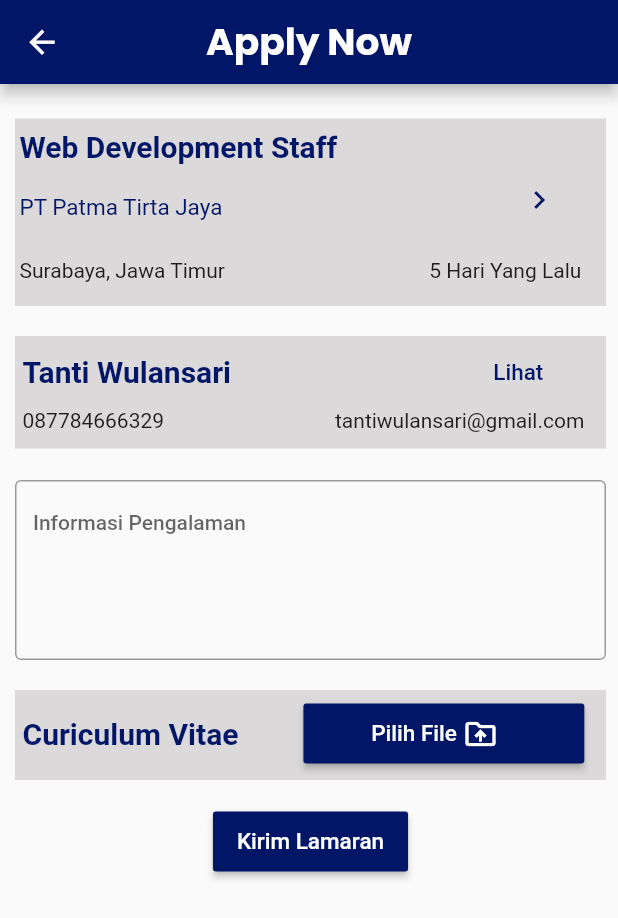
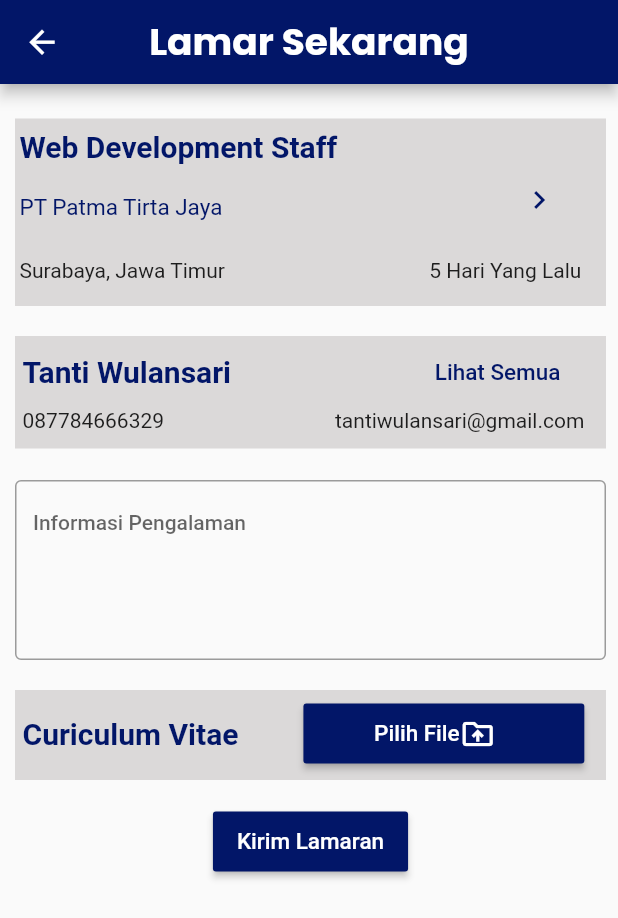
Before and after one commit to ardianhilmip35/mobile_go_job, a Flutter app: the screen it shows after launch, item 3 of the bottom bar chosen, after a tap on "Lamar Sekarang", on a phone screen of 412 x 824 dp. Shown: the top 918 px of the screen. Run offline on Flutter 3.47's test engine with Material 2 defaults, Android fonts, the phone set to English and light mode, and no system bars; our stand-ins replace cool_alert, fluttertoast, get, google_fonts, google_sign_in, shared_preferences; missing offline and left inert: flutter_email_sender; network calls fail.

Commit message:
galuh commit

```diff
--- a/lib/Screens/dashboard.dart
+++ b/lib/Screens/dashboard.dart
@@ -15,15 +15,12 @@ import '../Notifikasi/alert.dart';
 import '../Notifikasi/toast.dart';
 import '../Services/auth_services.dart';
 
-
 class Dashboard extends StatefulWidget {
   const Dashboard({Key? key}) : super(key: key);
 
   @override
   State<Dashboard> createState() => _DashboardState();
 }
-
-
 
 class _DashboardState extends State<Dashboard> {
   String? _namaPelamar;
@@ -115,7 +112,7 @@ class _DashboardState extends State<Dashboard> {
                           crossAxisAlignment: CrossAxisAlignment.start,
                           children: <Widget>[
                             Text(
-                              "Information",
+                              "informasi".tr,
                               style: GoogleFonts.poppins(
                                   fontWeight: FontWeight.bold,
                                   fontSize: 20,
@@ -131,7 +128,7 @@ class _DashboardState extends State<Dashboard> {
                             ElevatedButton(
                               onPressed: () {},
                               child: Text(
-                                'More Info',
+                                'info'.tr,
                                 style: TextStyle(fontWeight: FontWeight.bold),
                               ),
                               style: ElevatedButton.styleFrom(
@@ -147,7 +144,7 @@ class _DashboardState extends State<Dashboard> {
                         crossAxisAlignment: CrossAxisAlignment.start,
                         children: <Widget>[
                           Text(
-                            "Cari Pekerjaan",
+                            "caripekerjaan".tr,
                             style: GoogleFonts.poppins(
                                 fontWeight: FontWeight.bold,
                                 fontSize: 20,
@@ -173,7 +170,8 @@ class _DashboardState extends State<Dashboard> {
                                     children: <Widget>[
                                       Container(
                                         width:
-                                            MediaQuery.of(context).size.width /2.3,
+                                            MediaQuery.of(context).size.width /
+                                                2.3,
                                         height: 145,
                                         decoration: BoxDecoration(
                                           color: Colors.white,
@@ -183,7 +181,8 @@ class _DashboardState extends State<Dashboard> {
                                           padding: EdgeInsets.only(top: 10)),
                                       Container(
                                         width:
-                                            MediaQuery.of(context).size.width /2.2,
+                                            MediaQuery.of(context).size.width /
+                                                2.2,
                                         height: 145,
                                         decoration: BoxDecoration(
                                           color: Colors.white,
@@ -202,25 +201,20 @@ class _DashboardState extends State<Dashboard> {
                       width: double.infinity,
                       padding: EdgeInsets.all(10),
                       child: Row(
+                        mainAxisAlignment: MainAxisAlignment.spaceBetween,
                         children: <Widget>[
-                          Container(
-                            width: MediaQuery.of(context).size.width / 2.2,
-                            child: Text(
-                              "Job List",
+                          Text(
+                            "list".tr,
                             style: GoogleFonts.poppins(
                                 fontWeight: FontWeight.bold,
                                 fontSize: 20,
                                 color: Colors.black),
                           ),
-                          ),
-                          Container(
-                            width: MediaQuery.of(context).size.width / 2.2,
-                            child: Text(
-                              "View All",
+                          Text(
+                            "lihat".tr,
                             textAlign: TextAlign.end,
                             style: GoogleFonts.poppins(
                                 fontSize: 15, color: Colors.grey),
-                            ),
                           ),
                         ],
                       ),
@@ -260,14 +254,22 @@ class _DashboardState extends State<Dashboard> {
                                         width: 15,
                                       ),
                                       Container(
-                                        child: Column(
+                                        width:
+                                            MediaQuery.of(context).size.width /
+                                                1.44,
+                                        child: Row(
+                                          mainAxisAlignment:
+                                              MainAxisAlignment.spaceBetween,
+                                          children: <Widget>[
+                                            Column(
                                               crossAxisAlignment:
                                                   CrossAxisAlignment.start,
                                               children: <Widget>[
                                                 Text(
                                                   "Web Developer",
                                                   style: GoogleFonts.poppins(
-                                                  fontWeight: FontWeight.bold,
+                                                      fontWeight:
+                                                          FontWeight.bold,
                                                       fontSize: 20,
                                                       color: Colors.black),
                                                 ),
@@ -279,18 +281,13 @@ class _DashboardState extends State<Dashboard> {
                                                 ),
                                               ],
                                             ),
-                                      ),
-                                      Container(
-                                        width:
-                                            MediaQuery.of(context).size.width /
-                                                2.2,
-                                        alignment: Alignment.centerRight,
-                                        child: IconButton(
+                                            IconButton(
                                                 iconSize: 45,
                                                 color: _iconColor,
                                                 onPressed: () {
                                                   setState(() {
-                                                if (_iconColor == Colors.grey) {
+                                                    if (_iconColor ==
+                                                        Colors.grey) {
                                                       _iconColor = primarycolor;
                                                     } else {
                                                       _iconColor = Colors.grey;
@@ -298,6 +295,8 @@ class _DashboardState extends State<Dashboard> {
                                                   });
                                                 },
                                                 icon: Icon(Icons.bookmark)),
+                                          ],
+                                        ),
                                       ),
                                     ],
                                   ),
@@ -307,11 +306,12 @@ class _DashboardState extends State<Dashboard> {
                                     children: <Widget>[
                                       ElevatedButton(
                                         onPressed: () {
-                                          Route route =
-                                          MaterialPageRoute(builder: (context) => DetailLowongan());
+                                          Route route = MaterialPageRoute(
+                                              builder: (context) =>
+                                                  DetailLowongan());
                                           Navigator.push(context, route);
                                         },
-                                        child: Text('View'),
+                                        child: Text('buka'.tr),
                                         style: ElevatedButton.styleFrom(
                                             primary: primarycolor,
                                             shape: StadiumBorder()),
@@ -321,11 +321,12 @@ class _DashboardState extends State<Dashboard> {
                                       ),
                                       ElevatedButton(
                                         onPressed: () {
-                                          Route route =
-                                          MaterialPageRoute(builder: (context) => LamarSekarang());
+                                          Route route = MaterialPageRoute(
+                                              builder: (context) =>
+                                                  LamarSekarang());
                                           Navigator.push(context, route);
                                         },
-                                        child: Text('Apply'),
+                                        child: Text('lamar'.tr),
                                         style: ElevatedButton.styleFrom(
                                             primary: primarycolor,
                                             shape: StadiumBorder()),
--- a/lib/Screens/lamar_sekarang.dart
+++ b/lib/Screens/lamar_sekarang.dart
@@ -20,7 +20,7 @@ class _LamarSekarangState extends State<LamarSekarang> {
     return Scaffold(
       appBar: AppBar(
         title: Text(
-          'Apply Now',
+          'lamarsekarang'.tr,
           style: GoogleFonts.poppins(fontWeight: FontWeight.bold, fontSize: 25),
         ),
         centerTitle: true,
@@ -190,7 +190,7 @@ class _LamarSekarangState extends State<LamarSekarang> {
                                   child: MaterialButton(
                                     textColor: primarycolor,
                                     child: Text(
-                                      'Lihat',
+                                      'lihat'.tr,
                                       style: TextStyle(
                                         fontSize: 15.0,
                                       ),
@@ -241,7 +241,7 @@ class _LamarSekarangState extends State<LamarSekarang> {
                 maxLines: 5,
                 style: Theme.of(context).textTheme.bodyText1,
                 decoration: InputDecoration(
-                    hintText: "Informasi Pengalaman",
+                    hintText: "informasipengalaman".tr,
                     border: OutlineInputBorder(),
                     focusColor: Colors.grey,
                     labelStyle:
@@ -288,7 +288,7 @@ class _LamarSekarangState extends State<LamarSekarang> {
                                             MainAxisAlignment.center,
                                         children: <Widget>[
                                           Text(
-                                            'Pilih File ',
+                                            'pilihfile'.tr,
                                             style: TextStyle(
                                               fontSize: 15.0,
                                             ),
@@ -314,7 +314,7 @@ class _LamarSekarangState extends State<LamarSekarang> {
                       color: primarycolor,
                       textColor: Colors.white,
                       child: new Text(
-                        'Kirim Lamaran',
+                        'kirimlamaran'.tr,
                         style: TextStyle(
                           fontSize: 15.0,
                         ),
--- a/lib/Screens/localestring.dart
+++ b/lib/Screens/localestring.dart
@@ -60,6 +60,11 @@ class LocaleString extends Translations {
           'pendidikan' : 'Education',
           'keterampilan' : 'Skills',
           'tambahpengalaman' : 'Add Experience',
+          'alamat': 'Address',
+          'nohp': 'Phone Number',
+          'Agama': 'Religion',
+          'tanggallahir': 'Date of Birth',
+          'email': 'Email',
         },
         'id_ID': {
           'kelola': 'Kelola Profilmu',
@@ -117,6 +122,11 @@ class LocaleString extends Translations {
           'pendidikan' : 'Pendidikan',
           'keterampilan' : 'Keterampilan',
           'tambahpengalaman' : 'Tambah Pengalaman',
+          'alamat': 'Alamat',
+          'nohp': 'No Hp',
+          'tanggallahir': 'Tanggal Lahir',
+          'agama': 'Agama',
+          'email': 'Email',
         }
       };
 }
--- a/lib/Screens/lowongan_pekerjaan.dart
+++ b/lib/Screens/lowongan_pekerjaan.dart
@@ -47,7 +47,7 @@ class _LowonganPekerjaanState extends State<LowonganPekerjaan> {
     return Scaffold(
       appBar: AppBar(
         title: Text(
-          "Lowongan",
+          "lowongan".tr,
           style: GoogleFonts.poppins(fontWeight: FontWeight.bold, fontSize: 25),
         ),
         centerTitle: true,
@@ -69,7 +69,7 @@ class _LowonganPekerjaanState extends State<LowonganPekerjaan> {
               textInputAction: TextInputAction.search,
               style: Theme.of(context).textTheme.bodyText1,
               decoration: InputDecoration(
-                  labelText: 'Find Job',
+                  labelText: 'caripekerjaan'.tr,
                   border: OutlineInputBorder(),
                   focusColor: Color(0xFF0A9EA2),
                   labelStyle:
@@ -191,7 +191,7 @@ class _LowonganPekerjaanState extends State<LowonganPekerjaan> {
                                     textColor: Colors.white,
                                     color: primarycolor,
                                     child: Text(
-                                      'Apply Now',
+                                      'lamarsekarang'.tr,
                                       style: TextStyle(
                                           fontSize: 20, color: Colors.white),
                                     ),
--- a/lib/Screens/riwayat_lamaran.dart
+++ b/lib/Screens/riwayat_lamaran.dart
@@ -16,7 +16,7 @@ class _RiwayatLamaranState extends State<RiwayatLamaran> {
     return Scaffold(
       appBar: AppBar(
         title: Text(
-          'Application History',
+          'history'.tr,
           style: GoogleFonts.poppins(fontWeight: FontWeight.bold, fontSize: 25),
         ),
         centerTitle: true,
--- a/lib/Screens/simpan_lowongan.dart
+++ b/lib/Screens/simpan_lowongan.dart
@@ -19,7 +19,7 @@ class _SimpanLowonganState extends State<SimpanLowongan> {
     return Scaffold(
       appBar: AppBar(
         title: Text(
-          'Lowongan Tersimpan',
+          'lowongantersimpan'.tr,
           style: GoogleFonts.poppins(fontWeight: FontWeight.bold, fontSize: 25),
         ),
         centerTitle: true,
@@ -127,7 +127,7 @@ class _SimpanLowonganState extends State<SimpanLowongan> {
                                     textColor: Colors.white,
                                     color: primarycolor,
                                     child: Text(
-                                      'Lamar Sekarang',
+                                      'lamar'.tr,
                                       style: TextStyle(
                                           fontSize: 20, color: Colors.white),
                                     ),
--- a/lib/main.dart
+++ b/lib/main.dart
@@ -2,6 +2,7 @@ import 'package:flutter/material.dart';
 import 'package:get/get_navigation/src/root/get_material_app.dart';
 import 'package:mobile_go_job/Screens/dashboard.dart';
 import 'package:mobile_go_job/Screens/edit_profil.dart';
+import 'package:mobile_go_job/Screens/localestring.dart';
 import 'package:mobile_go_job/Screens/login.dart';
 import 'package:mobile_go_job/Screens/lowongan_pekerjaan.dart';
 import 'package:mobile_go_job/Screens/profil.dart';
@@ -9,9 +10,9 @@ import 'package:mobile_go_job/Screens/register.dart';
 import 'package:mobile_go_job/Screens/simpan_lowongan.dart';
 import 'package:mobile_go_job/Screens/splascreen.dart';
 import 'package:mobile_go_job/models/lowongan_model.dart';
-import 'package:mobile_go_job/Screens/lowongan_pekerjaan.dart';
 import 'package:mobile_go_job/shared/shared.dart';
 import 'package:shared_preferences/shared_preferences.dart';
+
 
 void main() {
   runApp(MyApp());
@@ -23,6 +24,8 @@ class MyApp extends StatelessWidget {
   Widget build(BuildContext context) {
     return GetMaterialApp(
       debugShowCheckedModeBanner: false,
+      translations: LocaleString(),
+      locale: Locale('id', 'ID'),
       home: MyBottomBar(),
     );
   }
```
Also changed, not shown: lib/Screens/detail_lowongan.dart (+6 -6 lines), lib/Screens/edit_profil.dart (+9 -9 lines), lib/Screens/login.dart (+9 -9 lines), lib/Screens/pengalaman.dart (+6 -6 lines), lib/Screens/profil.dart (+8 -9 lines), lib/Screens/profil_perusahaan.dart (+6 -6 lines), lib/Screens/register.dart (+12 -12 lines), lib/Screens/view_profil.dart (+6 -6 lines). Lines whose indentation alone changed are shown as unchanged.
